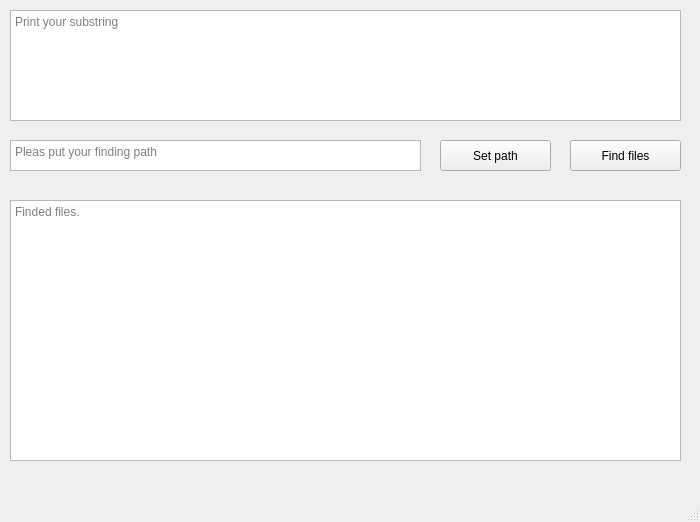
Before: the Qt Designer form mainwindow.ui in OlegUtusikov/Homework1_cpp, drawn with Qt 5.
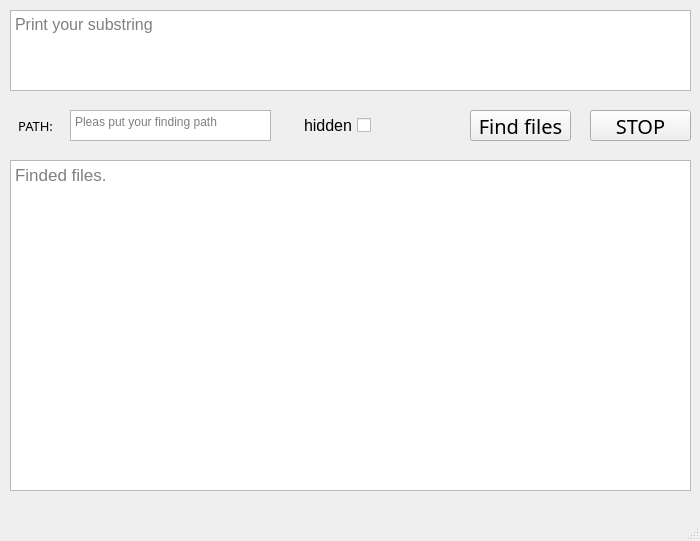
After: the same form once the commit is applied.

```diff
--- a/mainwindow.ui
+++ b/mainwindow.ui
@@ -7,9 +7,15 @@
     <x>0</x>
     <y>0</y>
     <width>700</width>
-    <height>500</height>
+    <height>541</height>
    </rect>
   </property>
+  <property name="maximumSize">
+   <size>
+    <width>700</width>
+    <height>541</height>
+   </size>
+  </property>
   <property name="windowTitle">
    <string>MainWindow</string>
   </property>
@@ -37,10 +43,15 @@
      <rect>
       <x>10</x>
       <y>10</y>
-      <width>671</width>
-      <height>111</height>
+      <width>681</width>
+      <height>81</height>
      </rect>
     </property>
+    <property name="font">
+     <font>
+      <pointsize>12</pointsize>
+     </font>
+    </property>
     <property name="placeholderText">
      <string>Print your substring</string>
     </property>
@@ -48,12 +59,30 @@
    <widget class="QPushButton" name="FindButton">
     <property name="geometry">
      <rect>
-      <x>570</x>
-      <y>140</y>
-      <width>111</width>
+      <x>470</x>
+      <y>110</y>
+      <width>101</width>
       <height>31</height>
      </rect>
     </property>
+    <property name="font">
+     <font>
+      <family>Segoe UI Light</family>
+      <pointsize>15</pointsize>
+      <weight>50</weight>
+      <bold>false</bold>
+      <underline>false</underline>
+     </font>
+    </property>
+    <property name="cursor">
+     <cursorShape>PointingHandCursor</cursorShape>
+    </property>
+    <property name="mouseTracking">
+     <bool>false</bool>
+    </property>
+    <property name="focusPolicy">
+     <enum>Qt::NoFocus</enum>
+    </property>
     <property name="text">
      <string>Find files</string>
     </property>
@@ -61,9 +90,9 @@
    <widget class="QTextEdit" name="PathData">
     <property name="geometry">
      <rect>
-      <x>10</x>
-      <y>140</y>
-      <width>411</width>
+      <x>70</x>
+      <y>110</y>
+      <width>201</width>
       <height>31</height>
      </rect>
     </property>
@@ -74,32 +103,105 @@
      <string>Pleas put your finding path</string>
     </property>
    </widget>
-   <widget class="QPushButton" name="SetPathButton">
-    <property name="geometry">
-     <rect>
-      <x>440</x>
-      <y>140</y>
-      <width>111</width>
-      <height>31</height>
-     </rect>
-    </property>
-    <property name="text">
-     <string>Set path</string>
-    </property>
-   </widget>
    <widget class="QTextBrowser" name="FilesOut">
     <property name="geometry">
      <rect>
       <x>10</x>
-      <y>200</y>
-      <width>671</width>
-      <height>261</height>
+      <y>160</y>
+      <width>681</width>
+      <height>331</height>
      </rect>
     </property>
+    <property name="font">
+     <font>
+      <pointsize>13</pointsize>
+     </font>
+    </property>
     <property name="placeholderText">
      <string>Finded files.</string>
     </property>
    </widget>
+   <widget class="QLabel" name="label">
+    <property name="geometry">
+     <rect>
+      <x>10</x>
+      <y>110</y>
+      <width>51</width>
+      <height>31</height>
+     </rect>
+    </property>
+    <property name="font">
+     <font>
+      <family>Lucida Fax</family>
+      <pointsize>10</pointsize>
+      <weight>50</weight>
+      <italic>false</italic>
+      <bold>false</bold>
+      <kerning>true</kerning>
+     </font>
+    </property>
+    <property name="text">
+     <string>PATH:</string>
+    </property>
+    <property name="textFormat">
+     <enum>Qt::AutoText</enum>
+    </property>
+    <property name="alignment">
+     <set>Qt::AlignCenter</set>
+    </property>
+   </widget>
+   <widget class="QPushButton" name="StopButton">
+    <property name="geometry">
+     <rect>
+      <x>590</x>
+      <y>110</y>
+      <width>101</width>
+      <height>31</height>
+     </rect>
+    </property>
+    <property name="font">
+     <font>
+      <family>Segoe UI Light</family>
+      <pointsize>15</pointsize>
+      <weight>50</weight>
+      <bold>false</bold>
+      <underline>false</underline>
+     </font>
+    </property>
+    <property name="cursor">
+     <cursorShape>PointingHandCursor</cursorShape>
+    </property>
+    <property name="mouseTracking">
+     <bool>false</bool>
+    </property>
+    <property name="focusPolicy">
+     <enum>Qt::NoFocus</enum>
+    </property>
+    <property name="text">
+     <string>STOP</string>
+    </property>
+   </widget>
+   <widget class="QCheckBox" name="checkBox">
+    <property name="geometry">
+     <rect>
+      <x>290</x>
+      <y>110</y>
+      <width>81</width>
+      <height>31</height>
+     </rect>
+    </property>
+    <property name="font">
+     <font>
+      <pointsize>12</pointsize>
+     </font>
+    </property>
+    <property name="layoutDirection">
+     <enum>Qt::RightToLeft</enum>
+    </property>
+    <property name="text">
+     <string>hidden</string>
+    </property>
+   </widget>
   </widget>
   <widget class="QMenuBar" name="menubar">
    <property name="geometry">
```
Left out of the diff: 2 changed lines with no effect on the pictures.
